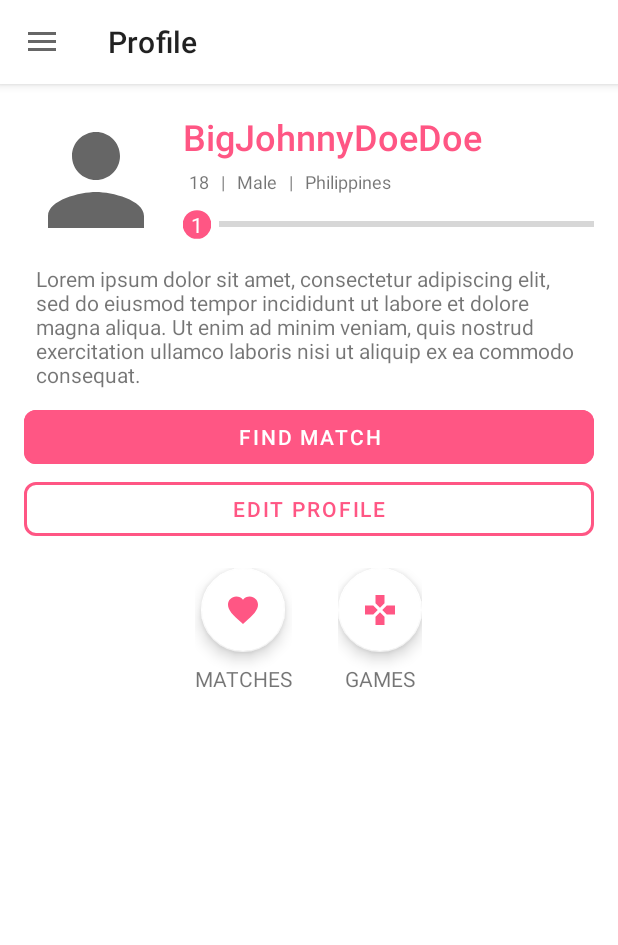
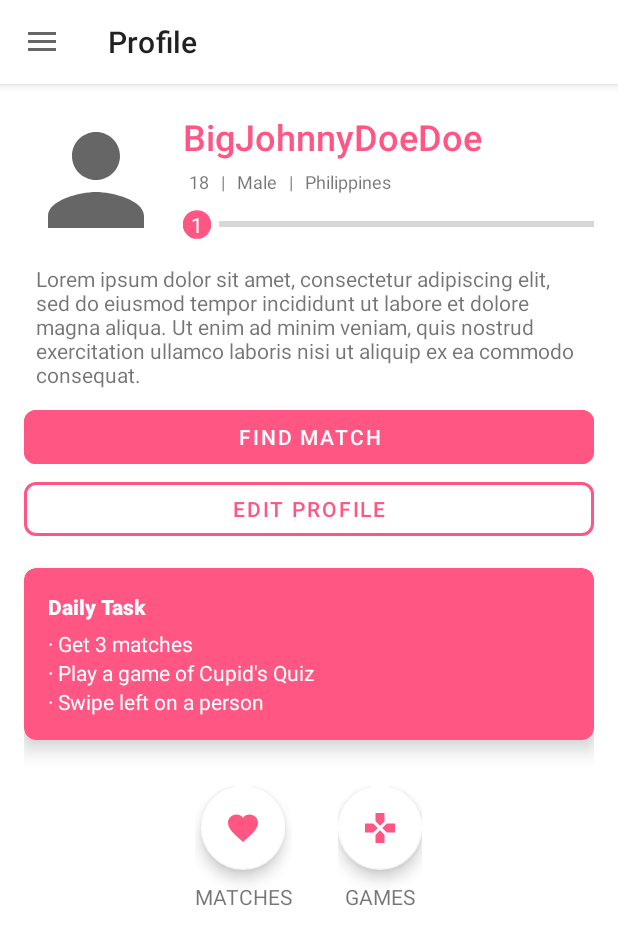
Before and after one commit to zobhhz/alintana, an Android app: the ProfileActivity screen opened directly, with no data from a screen before it, on a phone screen of 412 x 824 dp. Shown: the top 945 px of the screen. Run offline under Robolectric (Android 15) with nearby library versions, the phone set to English and light mode, and no system bars; our stand-ins replace Picasso; pictures from the network do not load; 11 statements that could not run were skipped.

Commit message:
added Daily Task layout and fixed profile image
- updated navigation view (sidebar) colors
- need to removed shadow from app bar
- add counter for daily task

```diff
--- a/alintana/app/src/main/java/com/mobdeve/s17/dizon/palmares/alintana/LoginFragment.kt
+++ b/alintana/app/src/main/java/com/mobdeve/s17/dizon/palmares/alintana/LoginFragment.kt
@@ -80,12 +80,11 @@ class LoginFragment : Fragment() {
                     if(p1.body()?.status.equals("success")){
                         Toast.makeText(activity!!.applicationContext, p1.body()?.message.toString() + " "+ p1.body()?.data?.username, Toast.LENGTH_LONG).show()
                         val rawData = p1.body()?.data!!
-                        val user = User(rawData._id, rawData.username, rawData.birthdate, rawData.sex, rawData.location, rawData.location, rawData.headline, rawData.experience, rawData.createdAt)
+                        val user = User(rawData._id, rawData.username, rawData.birthdate, rawData.sex, rawData.location, rawData.location, rawData.headline, rawData.experience, rawData.createdAt, rawData.userImage)
 
                         val gotoProfile : Intent = Intent(activity?.baseContext, ProfileActivity::class.java)
                         gotoProfile.putExtra("user", user)
                         startActivity(gotoProfile)
-
 
                     }else{
                         Toast.makeText(activity!!.applicationContext, "Error: Wrong Username or Password", Toast.LENGTH_LONG).show()
@@ -95,11 +94,7 @@ class LoginFragment : Fragment() {
                     Toast.makeText(activity!!.applicationContext, p1.message, Toast.LENGTH_LONG).show()
                 }
             })
-
-
         }
-
-
 
         return binding.root
     }
--- a/alintana/app/src/main/java/com/mobdeve/s17/dizon/palmares/alintana/ProfileActivity.kt
+++ b/alintana/app/src/main/java/com/mobdeve/s17/dizon/palmares/alintana/ProfileActivity.kt
@@ -23,13 +23,18 @@ class ProfileActivity : AppCompatActivity(), NavigationView.OnNavigationItemSele
 
         Log.v("USER", user!!.toString())
 
+        title = "Profile"
+        //supportActionBar?.elevation = 0F
+
         binding.tvProfileUsername.text = user.username
         binding.tvProfileHeadline.text = user.headline
 
-        if(user.userImage != null && !isEmpty(user.userImage))
+        if(user.userImage != null && !isEmpty(user.userImage)){
             Picasso.get().load(user.userImage).into(binding.ivProfileImage)
-        else
+        }
+        else {
             binding.ivProfileImage.setImageResource(R.drawable.ic_baseline_person_24)
+        }
 
         binding.tvProfileAge.text = user.getAge().toString()
         binding.tvProfileSex.text =  user.sex
--- a/alintana/app/src/main/res/layout/activity_profile.xml
+++ b/alintana/app/src/main/res/layout/activity_profile.xml
@@ -3,6 +3,7 @@
     xmlns:android="http://schemas.android.com/apk/res/android"
     xmlns:app="http://schemas.android.com/apk/res-auto"
     xmlns:tools="http://schemas.android.com/tools"
+    xmlns:card_view="http://schemas.android.com/apk/res-auto"
     android:layout_width="match_parent"
     android:layout_height="match_parent"
     android:fitsSystemWindows="true"
@@ -201,6 +202,54 @@
                 android:textColor="@color/primary"
                 />
 
+            <!-- daily tasks -->
+            <androidx.cardview.widget.CardView
+                android:layout_width="match_parent"
+                android:layout_height="wrap_content"
+                card_view:cardCornerRadius="8dp"
+                card_view:cardElevation="8dp"
+                app:cardBackgroundColor="@color/primary"
+                android:layout_marginVertical="15dp"
+                >
+
+                <LinearLayout
+                    android:layout_width="match_parent"
+                    android:layout_height="match_parent"
+                    android:orientation="vertical"
+                    android:padding="16dp"
+                    >
+
+                    <TextView
+                        android:layout_width="match_parent"
+                        android:layout_height="wrap_content"
+                        android:fontFamily="sans-serif-black"
+                        android:textColor="@color/white"
+                        android:layout_marginBottom="5dp"
+                        android:text="Daily Task" />
+
+                    <TextView
+                        android:id="@+id/tv_profile_task1"
+                        android:layout_width="match_parent"
+                        android:layout_height="wrap_content"
+                        android:textColor="@color/white"
+                        android:text="· Get 3 matches"/>
+
+                    <TextView
+                        android:id="@+id/tv_profile_task2"
+                        android:layout_width="match_parent"
+                        android:layout_height="wrap_content"
+                        android:textColor="@color/white"
+                        android:text="· Play a game of Cupid's Quiz"/>
+
+                    <TextView
+                        android:id="@+id/tv_profile_task3"
+                        android:layout_width="match_parent"
+                        android:layout_height="wrap_content"
+                        android:textColor="@color/white"
+                        android:text="· Swipe left on a person"/>
+                </LinearLayout>
+            </androidx.cardview.widget.CardView>
+
             <!-- fabs -->
             <LinearLayout
                 android:layout_width="match_parent"
@@ -265,5 +314,8 @@
         android:layout_width="wrap_content"
         android:layout_height="match_parent"
         android:layout_gravity="start"
-        app:menu="@menu/nav_menu"/>
+        app:itemIconTint="@color/primary"
+        app:itemTextColor="@color/primary"
+        app:menu="@menu/nav_menu"
+        />
 </androidx.drawerlayout.widget.DrawerLayout>
--- a/alintana/app/src/main/res/layout/fragment_login.xml
+++ b/alintana/app/src/main/res/layout/fragment_login.xml
@@ -53,7 +53,7 @@
             android:layout_width="match_parent"
             android:layout_height="wrap_content"
             android:hint="Username"
-            android:text="administ"
+            android:text="Kaeya"
             android:layout_marginBottom="8dp"
             />
         <com.google.android.material.textfield.TextInputEditText
--- a/alintana/app/src/main/res/values/strings.xml
+++ b/alintana/app/src/main/res/values/strings.xml
@@ -1,5 +1,5 @@
 <resources>
-    <string name="app_name">Profile</string>
+    <string name="app_name">Alintana</string>
     <!-- TODO: Remove or change this placeholder text -->
     <string name="hello_blank_fragment">Hello blank fragment</string>
     <string name="openNavDrawer">Navigation Drawer Open</string>
```
